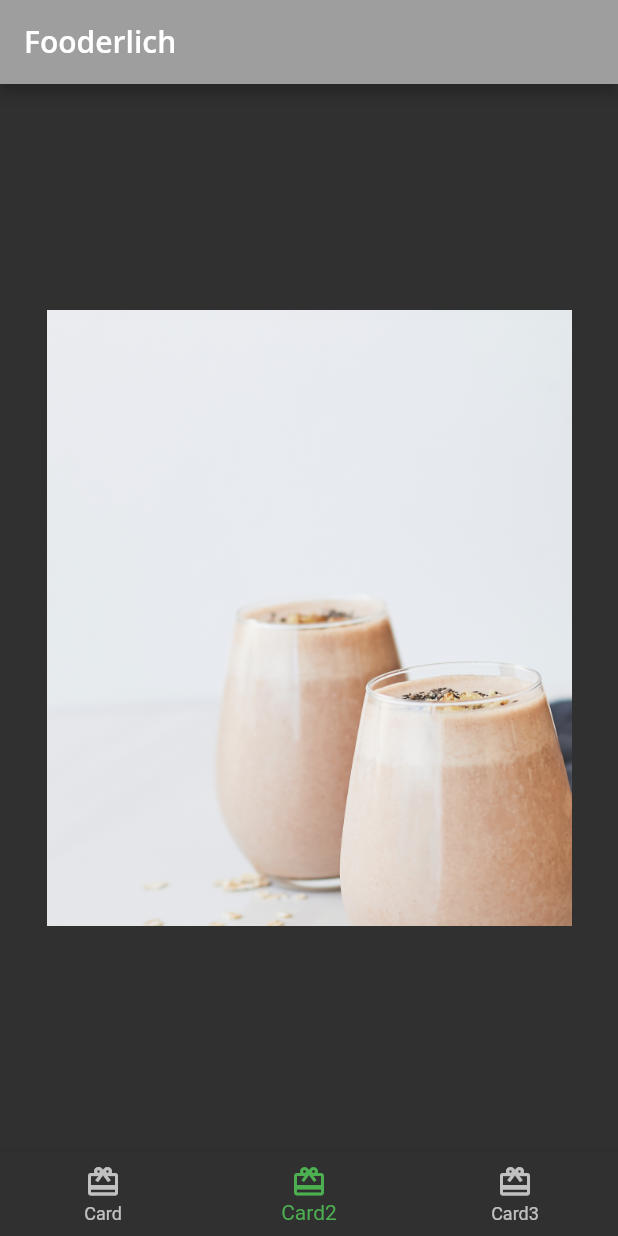
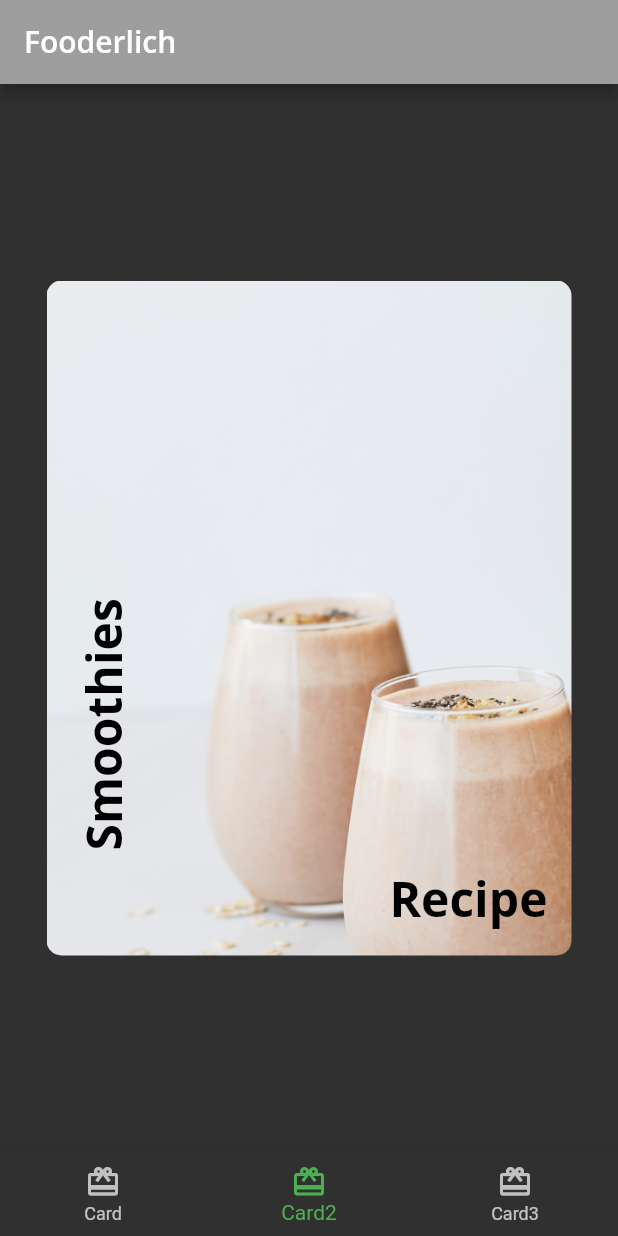
Before and after one commit to hramaroson/fooderlich, a Flutter app: the screen it shows after launch, item 2 of the bottom bar chosen, on a phone screen of 412 x 824 dp. Run offline on Flutter 3.47's test engine with Material 2 defaults, Android fonts, the phone set to English and light mode, and no system bars; our stand-ins replace google_fonts.

Commit message:
Add recipe and smoothies Text

```diff
--- a/lib/card2.dart
+++ b/lib/card2.dart
@@ -14,10 +14,40 @@ class Card2 extends StatelessWidget {
               ),
               decoration: const BoxDecoration(
                 image: DecorationImage(
-            image: AssetImage("assets/mag2.png"))
+                  image: AssetImage("assets/mag2.png"),
+                  fit: BoxFit.cover
+                ),
+                borderRadius: BorderRadius.all(
+                  Radius.circular(10.0)
+                )
               ),
               child: Column(
-          children: const [],
+                children: [
+                  Expanded(
+                    child:Stack(
+                      children: [
+                        Positioned(
+                          bottom: 16,
+                          right: 16,
+                          child: Text(
+                            "Recipe",
+                            style: FooderlichTheme.lightTextTheme.headline1,
+                          )
+                        ),
+                        Positioned(
+                          bottom: 70,
+                          left: 16,
+                          child: RotatedBox(
+                            quarterTurns: 3,
+                            child: Text(
+                              "Smoothies",
+                              style: FooderlichTheme.lightTextTheme.headline1)
+                            )
+                        )
+                      ],
+                    ),
+                  )
+                ]
               )
         )
     );
```
Lines whose indentation alone changed are shown as unchanged.
